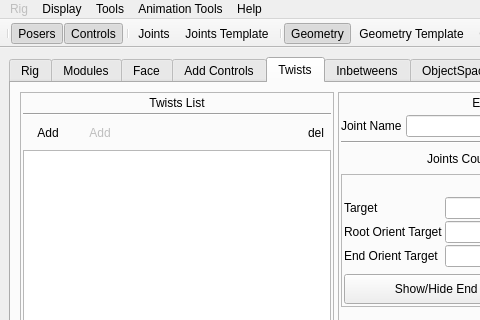
Above: ui/designer/mainWindow.ui from PavelCrow/RigStudio3 before the change; both pictures show x 0 to 480 and y 0 to 320 of the 721 by 982 pixel window. Below: the same form after it.
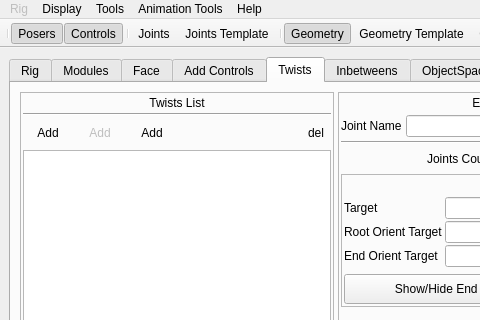
That is the form after the change. The open tabs and pages were chosen to show the change.

Commit message: Version 3.27.01 - твисты на плагинной ноде pk_twist

Patch:
```diff
--- a/ui/designer/mainWindow.ui
+++ b/ui/designer/mainWindow.ui
@@ -4570,6 +4570,31 @@
                    </property>
                   </widget>
                  </item>
+                 <item>
+                  <widget class="QToolButton" name="addTwistMll_btn">
+                   <property name="enabled">
+                    <bool>true</bool>
+                   </property>
+                   <property name="sizePolicy">
+                    <sizepolicy hsizetype="Preferred" vsizetype="Fixed">
+                     <horstretch>0</horstretch>
+                     <verstretch>0</verstretch>
+                    </sizepolicy>
+                   </property>
+                   <property name="minimumSize">
+                    <size>
+                     <width>50</width>
+                     <height>30</height>
+                    </size>
+                   </property>
+                   <property name="text">
+                    <string>Add</string>
+                   </property>
+                   <property name="autoRaise">
+                    <bool>true</bool>
+                   </property>
+                  </widget>
+                 </item>
                  <item>
                   <spacer name="horizontalSpacer_5">
                    <property name="orientation">
```
Left out of the diff: 2 changed lines with no effect on the pictures. The commit also changes 14 other files.
